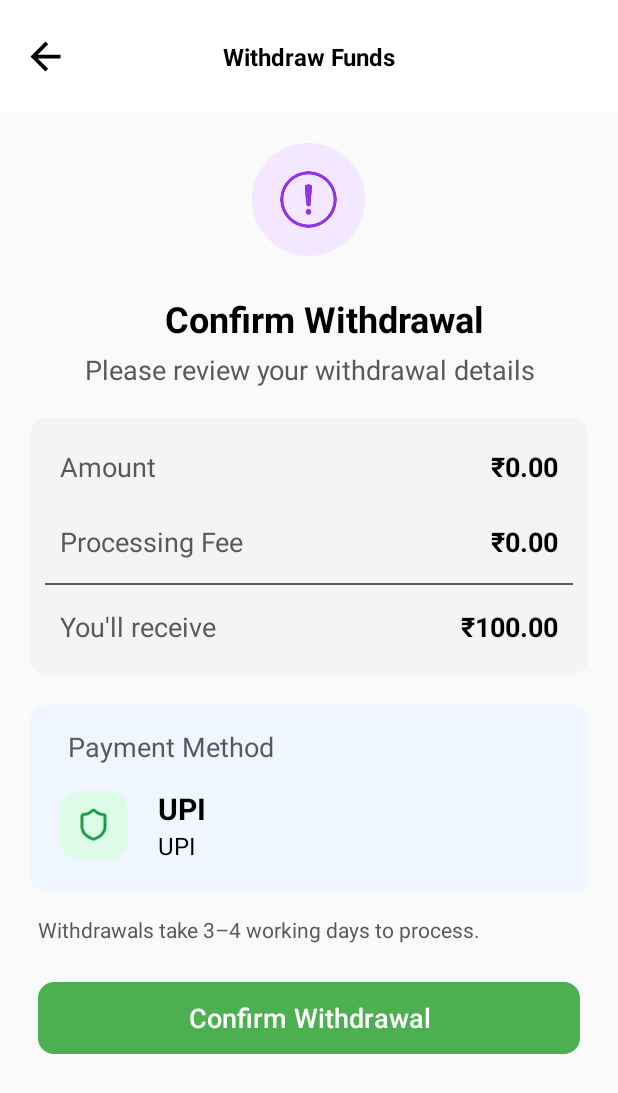
After one commit to Jakirsayyed98/PerkHub, an Android app: the fragment WithdrawalConfirmationFragment placed in its activity, on a phone screen of 412 x 824 dp. The commit adds this screen. Shown: the top 1093 px of the screen. Run offline under Robolectric (Android 15) with nearby library versions, the phone set to English and light mode, and no system bars; our stand-ins replace Room's generated code.

Commit message:
withdrawal flow update

```diff
--- a/app/src/main/java/app/perkhub/ContainerActivity.kt
+++ b/app/src/main/java/app/perkhub/ContainerActivity.kt
@@ -24,6 +24,7 @@ import app.perkhub.databinding.ActivityContainerBinding
 import app.perkhub.Screens.login.EnterDetailFragment
 import app.perkhub.Screens.login.EnterMobileNFragment
 import app.perkhub.Screens.withdrawal.AddPaymentMethodFragment
+import app.perkhub.Screens.withdrawal.WithdrawalConfirmationFragment
 import app.perkhub.Utils.CONTAINER_TYPE_KEY1
 import com.google.gson.Gson
 
@@ -127,6 +128,10 @@ class ContainerActivity : BaseActivity<ActivityContainerBinding>() {
             "AddWithdrawalPaymentMethod"->{
                 addFragment(AddPaymentMethodFragment.newInstance())
             }
+
+            "WithdrawalConfirmationFragment"->{
+                addFragment(WithdrawalConfirmationFragment.newInstance())
+            }
         }
     }
 
--- /dev/null
+++ b/app/src/main/java/app/perkhub/Screens/withdrawal/WithdrawalConfirmationFragment.kt
@@ -0,0 +1,78 @@
+package app.perkhub.Screens.withdrawal
+
+import android.os.Bundle
+import android.os.Handler
+import androidx.fragment.app.Fragment
+import android.view.LayoutInflater
+import android.view.View
+import android.view.ViewGroup
+import androidx.core.view.ViewCompat
+import androidx.core.view.WindowInsetsCompat
+import androidx.core.view.updatePadding
+import androidx.fragment.app.FragmentManager
+import androidx.fragment.app.FragmentTransaction
+import app.perkhub.R
+import app.perkhub.StatusDialogFragment
+import app.perkhub.Utils.BaseFragment
+import app.perkhub.databinding.FragmentWithdrawalConfirmationBinding
+
+class WithdrawalConfirmationFragment : BaseFragment<FragmentWithdrawalConfirmationBinding>() {
+
+    override fun onCreate(savedInstanceState: Bundle?) {
+        super.onCreate(savedInstanceState)
+
+    }
+
+    override fun onCreateView(
+        inflater: LayoutInflater, container: ViewGroup?,
+        savedInstanceState: Bundle?
+    ): View? {
+        // Inflate the layout for this fragment
+        _binding = FragmentWithdrawalConfirmationBinding.inflate(layoutInflater,container,false)
+        _binding!!.toolbar.name.text = "Withdraw Funds"
+        applySafeAreaInsets()
+
+        _binding!!.toolbar.backbtn.setOnClickListener {
+            requireActivity().onBackPressedDispatcher?.onBackPressed()
+        }
+
+        return _binding?.root
+    }
+
+    private fun applySafeAreaInsets() {
+        ViewCompat.setOnApplyWindowInsetsListener(binding.root) { _, insets ->
+            val systemBars = insets.getInsets(WindowInsetsCompat.Type.systemBars())
+            binding.toolbar2.updatePadding(top = systemBars.top)
+            binding.mainlayout.updatePadding(bottom = systemBars.bottom)
+            insets
+        }
+    }
+
+    private fun ShowSuccessDialog(status: String) {
+        val dialogFragment = StatusDialogFragment.newInstance(status)
+        val fragmentManager: FragmentManager = childFragmentManager
+        val fragmentTransaction: FragmentTransaction = fragmentManager.beginTransaction()
+        dialogFragment.show(fragmentTransaction, "StatusDialogFragment")
+
+        // Dismiss the dialog after 2 seconds
+        try {
+            Handler().postDelayed({
+                if (dialogFragment.isAdded) {
+                    dialogFragment.dismiss()
+                    requireActivity().onBackPressedDispatcher?.onBackPressed()
+                }
+            }, 4000) // 2000 milliseconds = 2 seconds
+        }catch (e :Exception){
+            e.printStackTrace()
+        }
+    }
+
+    companion object {
+
+        @JvmStatic
+        fun newInstance() =
+            WithdrawalConfirmationFragment().apply {
+
+            }
+    }
+}
--- a/app/src/main/java/app/perkhub/api/MyApi.kt
+++ b/app/src/main/java/app/perkhub/api/MyApi.kt
@@ -20,6 +20,9 @@ import app.perkhub.Screens.login.models.LoginRes
 import app.perkhub.Screens.login.models.SaveUserDetail
 import app.perkhub.Screens.login.models.SendOtpReq
 import app.perkhub.Screens.login.models.VerifyOtpReq
+import app.perkhub.Screens.withdrawal.model.addPaymentMethodReq
+import app.perkhub.Screens.withdrawal.model.addPaymentMethodRes
+import app.perkhub.Screens.withdrawal.model.getPaymentMethodsRes
 import okhttp3.OkHttpClient
 import okhttp3.RequestBody
 import okhttp3.logging.HttpLoggingInterceptor
@@ -133,6 +136,16 @@ interface MyApi {
     ):Response<NotificationListRes>
 
 
+    @GET("withdrawal/getPaymentMethod")
+    suspend fun getPaymentMethods(
+    ):Response<getPaymentMethodsRes>
+
+  @POST("withdrawal/addPaymentMethod")
+    suspend fun addPaymentMethod(
+        @Body body: addPaymentMethodReq
+    ):Response<addPaymentMethodRes>
+
+
 
     companion object{
       operator  fun invoke(context : Context):MyApi{
--- /dev/null
+++ b/app/src/main/res/layout/fragment_withdrawal_confirmation.xml
@@ -0,0 +1,235 @@
+<?xml version="1.0" encoding="utf-8"?>
+<LinearLayout xmlns:android="http://schemas.android.com/apk/res/android"
+    xmlns:app="http://schemas.android.com/apk/res-auto"
+    xmlns:tools="http://schemas.android.com/tools"
+    android:layout_width="match_parent"
+    android:layout_height="match_parent"
+    android:orientation="vertical"
+    android:id="@+id/mainlayout"
+    tools:context=".Screens.withdrawal.WithdrawalFlowFragment">
+
+    <LinearLayout
+        android:id="@+id/toolbar2"
+        android:layout_width="match_parent"
+        android:layout_height="wrap_content">
+        <include
+            android:id="@+id/toolbar"
+            layout="@layout/toolbar_layout" />
+    </LinearLayout>
+
+    <ImageView
+        android:layout_width="@dimen/dp75"
+        android:layout_height="@dimen/dp75"
+        android:src="@drawable/caution"
+        android:layout_gravity="center_horizontal"
+        android:layout_marginTop="@dimen/dp20"/>
+
+    <TextView
+        android:layout_width="match_parent"
+        android:layout_height="wrap_content"
+        android:layout_marginTop="@dimen/dp25"
+        android:text="Confirm Withdrawal"
+        android:paddingStart="@dimen/dp20"
+        android:textColor="@color/black"
+        android:textStyle="bold"
+        android:textAlignment="center"
+        android:textSize="@dimen/sp24" />
+
+
+    <TextView
+        android:layout_width="match_parent"
+        android:layout_height="wrap_content"
+        android:layout_marginTop="@dimen/dp5"
+        android:text="Please review your withdrawal details"
+        android:textColor="@color/grey"
+        android:textAlignment="center"
+        android:textSize="@dimen/sp18" />
+
+
+    <LinearLayout
+        android:layout_width="match_parent"
+        android:layout_height="wrap_content"
+        android:padding="@dimen/dp10"
+        android:layout_marginStart="@dimen/dp20"
+        android:layout_marginEnd="@dimen/dp20"
+        android:layout_marginTop="@dimen/dp20"
+        android:background="@drawable/border_5dp"
+        android:backgroundTint="@color/verylight_grey"
+        android:orientation="vertical">
+        <LinearLayout
+            android:layout_width="match_parent"
+            android:layout_height="wrap_content"
+            android:padding="@dimen/dp10"
+            android:orientation="horizontal">
+            <TextView
+                android:layout_width="0dp"
+                android:layout_height="wrap_content"
+                android:layout_weight="1"
+                android:text="Amount"
+                android:textColor="@color/grey"
+                android:textSize="@dimen/sp18"
+                />
+
+            <TextView
+                android:id="@+id/requestedAmount"
+                android:layout_width="wrap_content"
+                android:layout_height="wrap_content"
+                android:text="₹0.00"
+                android:textColor="@color/black"
+                android:textSize="@dimen/sp18"
+                android:textStyle="bold"/>
+        </LinearLayout>
+        <LinearLayout
+            android:layout_width="match_parent"
+            android:layout_height="wrap_content"
+            android:padding="@dimen/dp10"
+            android:layout_marginTop="@dimen/dp5"
+            android:orientation="horizontal">
+            <TextView
+                android:layout_width="0dp"
+                android:layout_height="wrap_content"
+                android:layout_weight="1"
+                android:text="Processing Fee"
+                android:textColor="@color/grey"
+                android:textSize="@dimen/sp18"
+                />
+
+            <TextView
+                android:layout_width="wrap_content"
+                android:layout_height="wrap_content"
+                android:text="₹0.00"
+                android:textColor="@color/black"
+                android:textSize="@dimen/sp18"
+                android:textStyle="bold"/>
+        </LinearLayout>
+
+        <View
+            android:layout_width="match_parent"
+            android:layout_height="@dimen/dp1"
+            android:layout_marginTop="@dimen/dp5"
+            android:background="@color/grey"/>
+
+        <LinearLayout
+            android:layout_width="match_parent"
+            android:layout_height="wrap_content"
+            android:padding="@dimen/dp10"
+            android:layout_marginTop="@dimen/dp5"
+            android:orientation="horizontal">
+            <TextView
+                android:layout_width="0dp"
+                android:layout_height="wrap_content"
+                android:layout_weight="1"
+                android:text="You'll receive"
+                android:textColor="@color/grey"
+                android:textSize="@dimen/sp18"
+                />
+
+            <TextView
+                android:id="@+id/totalAmount"
+                android:layout_width="wrap_content"
+                android:layout_height="wrap_content"
+                android:text="₹100.00"
+                android:textColor="@color/black"
+                android:textSize="@dimen/sp18"
+                android:textStyle="bold"/>
+        </LinearLayout>
+    </LinearLayout>
+    <LinearLayout
+        android:layout_width="match_parent"
+        android:layout_height="wrap_content"
+        android:padding="@dimen/dp10"
+        android:layout_marginStart="@dimen/dp20"
+        android:layout_marginEnd="@dimen/dp20"
+        android:layout_marginTop="@dimen/dp20"
+        android:background="@drawable/border_5dp"
+        android:backgroundTint="@color/verylight_blue"
+        android:orientation="vertical">
+
+
+        <TextView
+            android:layout_width="match_parent"
+            android:layout_height="wrap_content"
+            android:layout_marginTop="@dimen/dp5"
+            android:text="Payment Method"
+            android:textColor="@color/grey"
+            android:layout_marginStart="@dimen/dp15"
+            android:textSize="@dimen/sp18" />
+
+
+        <LinearLayout
+            android:layout_width="match_parent"
+            android:layout_height="match_parent"
+            android:layout_marginStart="@dimen/dp10"
+            android:layout_marginTop="@dimen/dp15"
+            android:layout_marginBottom="@dimen/dp10"
+            android:orientation="horizontal">
+
+            <ImageView
+                android:layout_width="@dimen/dp45"
+                android:layout_height="@dimen/dp45"
+                android:layout_gravity="center_vertical"
+                android:src="@drawable/otp_icon"/>
+            <LinearLayout
+                android:layout_width="0dp"
+                android:layout_height="wrap_content"
+                android:layout_marginHorizontal="@dimen/dp20"
+                android:layout_weight="1"
+                android:layout_gravity="center_vertical"
+                android:orientation="vertical">
+
+                <TextView
+                    android:id="@+id/bankName"
+                    android:layout_width="match_parent"
+                    android:layout_height="wrap_content"
+                    android:text="UPI"
+                    android:textStyle="bold"
+                    android:textSize="@dimen/sp20"
+                    android:maxLines="1"
+                    android:ellipsize="end"
+                    android:textColor="@color/black"/>
+
+                <TextView
+                    android:id="@+id/accountNumber"
+                    android:layout_width="match_parent"
+                    android:layout_height="wrap_content"
+                    android:text="UPI"
+                    android:maxLines="1"
+                    android:ellipsize="end"
+                    android:textSize="@dimen/sp16"
+                    android:textColor="@color/black"/>
+
+            </LinearLayout>
+        </LinearLayout>
+
+
+    </LinearLayout>
+
+    <TextView
+        android:layout_width="match_parent"
+        android:layout_height="wrap_content"
+        android:layout_marginTop="@dimen/dp5"
+        android:text="Withdrawals take 3–4 working days to process."
+        android:textColor="@color/grey"
+        android:paddingStart="@dimen/dp25"
+        android:paddingTop="@dimen/dp10"
+        android:textSize="@dimen/sp14"
+        />
+
+
+    <androidx.appcompat.widget.AppCompatButton
+        android:id="@+id/cnfWithdraw"
+        android:layout_width="match_parent"
+        android:layout_height="wrap_content"
+        android:textAllCaps="false"
+        android:background="@drawable/border_5dp"
+        android:backgroundTint="@color/green"
+        android:layout_marginTop="@dimen/dp25"
+        android:layout_marginStart="@dimen/dp25"
+        android:layout_marginEnd="@dimen/dp25"
+        android:textColor="@color/btn_text"
+        android:textSize="18sp"
+        android:text="Confirm Withdrawal"/>
+
+
+
+</LinearLayout>
--- a/app/src/main/res/layout/fragment_withdrawal_flow.xml
+++ b/app/src/main/res/layout/fragment_withdrawal_flow.xml
@@ -72,7 +72,7 @@
             android:imeOptions="actionDone"
             android:background="@drawable/border_5dp"
             android:inputType="number"
-            android:hint="0.00"
+            android:hint="₹100.00"
             android:maxLength="5"
             android:paddingStart="@dimen/dp25"/>
 
@@ -84,7 +84,7 @@
         android:layout_width="match_parent"
         android:layout_height="wrap_content"
         android:layout_marginTop="@dimen/dp25"
-        android:text="Minimum withdrawal: $10.00"
+        android:text="Minimum withdrawal: ₹100.00"
         android:paddingStart="@dimen/dp20"
         android:textColor="@color/black"
         android:textSize="@dimen/sp14" />
--- a/app/src/main/res/values/colors.xml
+++ b/app/src/main/res/values/colors.xml
@@ -8,6 +8,7 @@
     <color name="light_grey">#D6595959</color>
     <color name="underline">#9B9B9B</color>
     <color name="verylight_grey">#F3F4F6</color>
+    <color name="verylight_blue">#EFF6FF</color>
     <color name="BG_color">#F7F5F7</color>
     <color name="main_color">#5550BC</color>
     <color name="red">#F44336</color>
```
Also changed, not shown: app/src/main/java/app/perkhub/Screens/withdrawal/Adapter/PaymentMethodsAdapter.kt (added, +45 -0 lines), app/src/main/java/app/perkhub/Screens/withdrawal/AddPaymentMethodFragment.kt (+63 -0 lines), app/src/main/java/app/perkhub/Screens/withdrawal/WithdrawalFlowFragment.kt (+67 -21 lines), app/src/main/java/app/perkhub/Screens/withdrawal/model/addPaymentMethodRes.kt (added, +16 -0 lines), app/src/main/java/app/perkhub/Screens/withdrawal/model/getPaymentMethodsRes.kt (added, +17 -0 lines), app/src/main/java/app/perkhub/api/RequestViewModel.kt (+11 -0 lines), app/src/main/res/layout/fragment_add_payment_method.xml (+2 -5 lines), app/src/main/res/layout/payment_method_dialog.xml (added, +55 -0 lines), app/src/main/res/layout/payment_methods_layout.xml (added, +55 -0 lines), app/src/main/res/drawable/caution.png (added).
